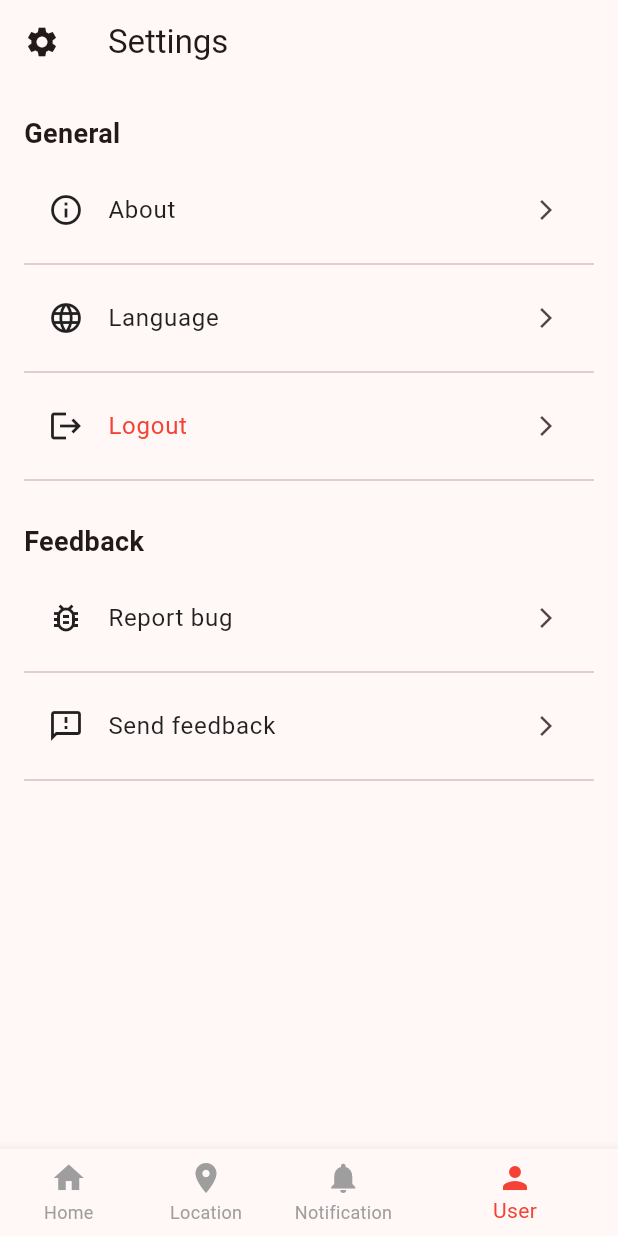
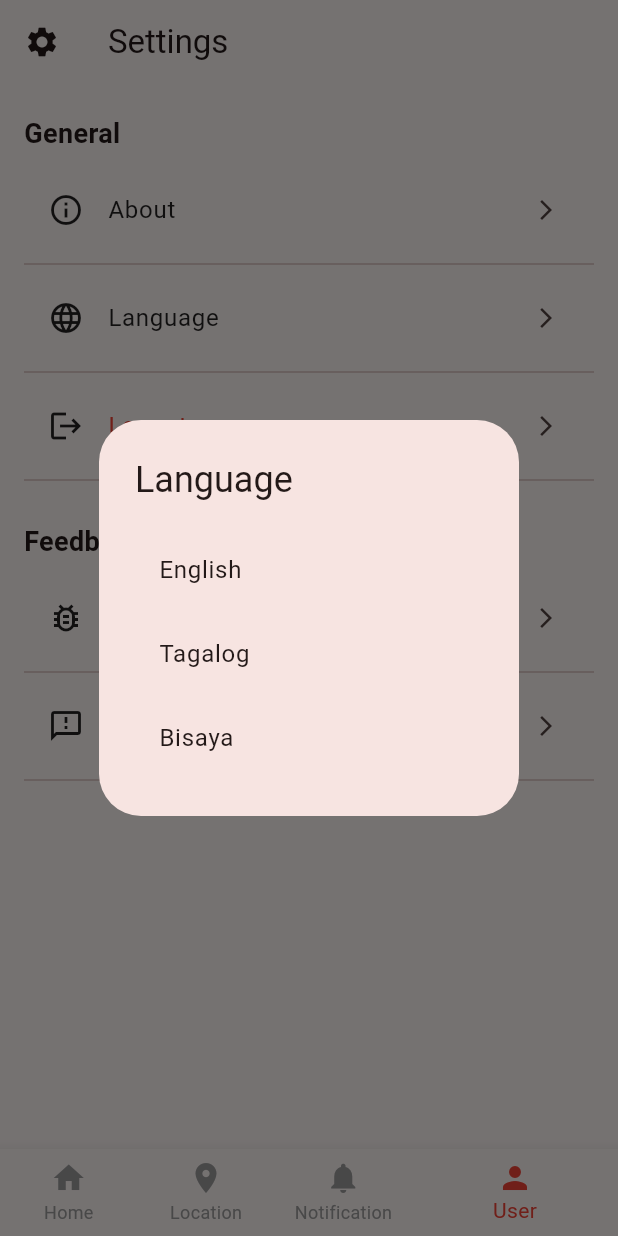
Before and after one commit to urkiddennn/evacuease, a Flutter app: the screen it shows after launch, after a tap on "Skip", after a tap on "Sign in with Google", after a tap on "Language", on a phone screen of 412 x 824 dp. Run offline on Flutter 3.47's test engine with Material 3 defaults, Android fonts, the phone set to English and light mode, and no system bars; our stand-ins replace connectivity_plus, firebase_auth, firebase_core, fl_chart, flutter_compass, flutter_local_notifications and 8 more; missing offline and left inert: bcrypt, tflite_flutter; accounts and stored records are empty; network calls fail.

Commit message:
update for language used

```diff
--- a/lib/Controllers/language.dart
+++ b/lib/Controllers/language.dart
@@ -26,6 +26,13 @@ class Language with ChangeNotifier {
       'user': 'User',
       'risk_area': 'Risk Area',
       'offline_risk_map': 'Offline Risk Map',
+      'starter': 'Starter',
+      'starter_message': 'Things to prepare when has disaster?',
+      'flood': 'Flood',
+      'tsunami': 'Tsunami',
+      'landslide': 'Landslide',
+      'earthquake': 'Earthquake',
+      'no_risk_areas': 'No risk areas available.',
     },
     'tl': {
       // Tagalog
@@ -42,6 +49,13 @@ class Language with ChangeNotifier {
       'user': 'Gumagamit',
       'risk_area': 'Lugar ng Panganib',
       'offline_risk_map': 'Offline na Mapa ng Panganib',
+      'starter': 'Panisimula',
+      'starter_message': 'Mga bagay na ihanda kapag may sakuna?',
+      'flood': 'Baha',
+      'tsunami': 'Tsunami',
+      'landslide': 'Pagguho ng Lupa',
+      'earthquake': 'Lindol',
+      'no_risk_areas': 'Walang mga lugar ng panganib na magagamit.',
     },
     'ceb': {
       // Bisaya (Cebuano)
@@ -58,6 +72,13 @@ class Language with ChangeNotifier {
       'user': 'Tiggamit',
       'risk_area': 'Lugar nga Delikado',
       'offline_risk_map': 'Offline nga Mapa sa Delikado',
+      'starter': 'Sugdan',
+      'starter_message': 'Mga butang nga iandam kung naay katalagman?',
+      'flood': 'Baha',
+      'tsunami': 'Tsunami',
+      'landslide': 'Lunop',
+      'earthquake': 'Linog',
+      'no_risk_areas': 'Walay mga lugar nga delikado nga magamit.',
     },
   };
 
@@ -75,4 +96,12 @@ class Language with ChangeNotifier {
   String get riskArea => translations[_currentLanguage]!['risk_area']!;
   String get offlineRiskMap =>
       translations[_currentLanguage]!['offline_risk_map']!;
+  String get starter => translations[_currentLanguage]!['starter']!;
+  String get starterMessage =>
+      translations[_currentLanguage]!['starter_message']!;
+  String get flood => translations[_currentLanguage]!['flood']!;
+  String get tsunami => translations[_currentLanguage]!['tsunami']!;
+  String get landslide => translations[_currentLanguage]!['landslide']!;
+  String get earthquake => translations[_currentLanguage]!['earthquake']!;
+  String get noRiskAreas => translations[_currentLanguage]!['no_risk_areas']!;
 }
--- a/lib/Views/Screens/Main/Home_screen.dart
+++ b/lib/Views/Screens/Main/Home_screen.dart
@@ -1,6 +1,8 @@
 import 'package:flutter/material.dart';
+import 'package:provider/provider.dart'; // Add this import
 import 'package:evacuease/Controllers/home_controller.dart';
 import 'package:evacuease/Models/home_model.dart';
+import '../../../Controllers/language.dart'; // Updated import path
 
 class HomeScreen extends StatefulWidget {
   const HomeScreen({super.key});
@@ -44,6 +46,7 @@ class _HomeScreenState extends State<HomeScreen> {
 
   @override
   Widget build(BuildContext context) {
+    final language = Provider.of<Language>(context); // Access Language provider
     print(
         "Risk Areas in UI: ${_controller.riskAreas.map((area) => area.name).toList()}");
     return SafeArea(
@@ -74,9 +77,8 @@ class _HomeScreenState extends State<HomeScreen> {
     return Container(
       width: double.infinity,
       constraints: BoxConstraints(
-        minHeight: 100, // Minimum height to avoid collapsing
-        maxHeight:
-            MediaQuery.of(context).size.height * 0.125, // Responsive max height
+        minHeight: 100,
+        maxHeight: MediaQuery.of(context).size.height * 0.125,
       ),
       alignment: Alignment.center,
       decoration: BoxDecoration(
@@ -110,9 +112,7 @@ class _HomeScreenState extends State<HomeScreen> {
     if (snapshot.hasData) {
       WeatherData weatherData = snapshot.data!;
       return Padding(
-        padding: const EdgeInsets.symmetric(
-            horizontal: 16,
-            vertical: 10), // Reduced padding for smaller screens
+        padding: const EdgeInsets.symmetric(horizontal: 16, vertical: 10),
         child: Row(
           mainAxisAlignment: MainAxisAlignment.spaceBetween,
           crossAxisAlignment: CrossAxisAlignment.center,
@@ -179,7 +179,7 @@ class _HomeScreenState extends State<HomeScreen> {
 
   Widget _buildWeatherSkeleton(BuildContext context) {
     return Padding(
-      padding: const EdgeInsets.all(16.0),
+      padding: const EdgeInsets.all(10.0),
       child: Row(
         mainAxisAlignment: MainAxisAlignment.spaceBetween,
         crossAxisAlignment: CrossAxisAlignment.center,
@@ -189,8 +189,7 @@ class _HomeScreenState extends State<HomeScreen> {
             crossAxisAlignment: CrossAxisAlignment.start,
             children: [
               Container(
-                width:
-                    MediaQuery.of(context).size.width * 0.4, // Responsive width
+                width: MediaQuery.of(context).size.width * 0.4,
                 height: 22,
                 color: Colors.grey[300],
               ),
@@ -230,6 +229,7 @@ class _HomeScreenState extends State<HomeScreen> {
 
   // Starter Section
   Widget _buildStarterSection(BuildContext context) {
+    final language = Provider.of<Language>(context);
     return Container(
       width: double.infinity,
       constraints: BoxConstraints(
@@ -259,14 +259,15 @@ class _HomeScreenState extends State<HomeScreen> {
                 mainAxisAlignment: MainAxisAlignment.center,
                 crossAxisAlignment: CrossAxisAlignment.start,
                 children: [
-                  const Text(
-                    "Starter",
-                    style: TextStyle(fontSize: 30, fontWeight: FontWeight.bold),
+                  Text(
+                    language.starter,
+                    style: const TextStyle(
+                        fontSize: 30, fontWeight: FontWeight.bold),
                     overflow: TextOverflow.ellipsis,
                   ),
                   Text(
-                    "Things to prepare when has disaster?",
-                    style: TextStyle(color: Colors.grey),
+                    language.starterMessage,
+                    style: const TextStyle(color: Colors.grey),
                     overflow: TextOverflow.ellipsis,
                   ),
                 ],
@@ -284,15 +285,16 @@ class _HomeScreenState extends State<HomeScreen> {
 
   // Risk Areas Section
   Widget _buildRiskAreaSection(BuildContext context) {
+    final language = Provider.of<Language>(context);
     if (_isLoading) {
       return Column(
         crossAxisAlignment: CrossAxisAlignment.start,
         children: [
-          const Align(
+          Align(
             alignment: Alignment.centerLeft,
             child: Text(
-              "Risk Area",
-              style: TextStyle(fontSize: 20, fontWeight: FontWeight.w600),
+              language.riskArea,
+              style: const TextStyle(fontSize: 20, fontWeight: FontWeight.w600),
             ),
           ),
           const SizedBox(height: 15),
@@ -310,19 +312,19 @@ class _HomeScreenState extends State<HomeScreen> {
       );
     }
     if (_controller.riskAreas.isEmpty) {
-      return const Text(
-        'No risk areas available.',
-        style: TextStyle(fontSize: 16, color: Colors.grey),
+      return Text(
+        language.noRiskAreas,
+        style: const TextStyle(fontSize: 16, color: Colors.grey),
       );
     }
 
     return Column(
       children: [
-        const Align(
+        Align(
           alignment: Alignment.centerLeft,
           child: Text(
-            "Risk Area",
-            style: TextStyle(fontSize: 20, fontWeight: FontWeight.w600),
+            language.riskArea,
+            style: const TextStyle(fontSize: 20, fontWeight: FontWeight.w600),
           ),
         ),
         const SizedBox(height: 15),
@@ -338,7 +340,7 @@ class _HomeScreenState extends State<HomeScreen> {
   Widget _buildSkeletonRiskAreaItem(BuildContext context) {
     return Container(
       width: double.infinity,
-      height: MediaQuery.of(context).size.height * 0.1, // Responsive height
+      height: MediaQuery.of(context).size.height * 0.1,
       decoration: const BoxDecoration(
         border: Border(bottom: BorderSide(color: Colors.grey, width: 1.0)),
       ),
@@ -431,14 +433,15 @@ class _HomeScreenState extends State<HomeScreen> {
 
   // Offline Risk Map Section
   Widget _buildOfflineRiskMapSection(BuildContext context) {
+    final language = Provider.of<Language>(context);
     return Column(
       crossAxisAlignment: CrossAxisAlignment.start,
       children: [
-        const Align(
+        Align(
           alignment: Alignment.centerLeft,
           child: Text(
-            "Offline Risk Map",
-            style: TextStyle(fontSize: 20, fontWeight: FontWeight.w600),
+            language.offlineRiskMap,
+            style: const TextStyle(fontSize: 20, fontWeight: FontWeight.w600),
           ),
         ),
         const SizedBox(height: 15),
@@ -448,13 +451,14 @@ class _HomeScreenState extends State<HomeScreen> {
             runSpacing: 10,
             alignment: WrapAlignment.center,
             children: [
-              _buildCategoryButton(context, "Flood", "assets/icons/flood.png"),
               _buildCategoryButton(
-                  context, "Tsunami", "assets/icons/weather.png"),
+                  context, language.flood, "assets/icons/flood.png"),
               _buildCategoryButton(
-                  context, "Landslide", "assets/icons/tape.png"),
+                  context, language.tsunami, "assets/icons/weather.png"),
               _buildCategoryButton(
-                  context, "Earthquake", "assets/icons/earthquake.png"),
+                  context, language.landslide, "assets/icons/tape.png"),
+              _buildCategoryButton(
+                  context, language.earthquake, "assets/icons/earthquake.png"),
             ],
           ),
         ),
@@ -465,7 +469,7 @@ class _HomeScreenState extends State<HomeScreen> {
   Widget _buildCategoryButton(
       BuildContext context, String label, String assetPath) {
     return Container(
-      width: MediaQuery.of(context).size.width * 0.18, // Responsive width
+      width: MediaQuery.of(context).size.width * 0.18,
       height: MediaQuery.of(context).size.width * 0.18,
       decoration: BoxDecoration(
         border: Border.all(color: Colors.red),
--- a/lib/Views/Screens/Main/user_screen.dart
+++ b/lib/Views/Screens/Main/user_screen.dart
@@ -5,19 +5,22 @@ import 'package:evacuease/Controllers/auth_provider/auth_provider.dart';
 import 'package:http/http.dart' as http;
 import 'dart:convert';
 import '../../../Models/feedback_model.dart' as Feedback;
+import '../../../Controllers/language.dart';
 
 class UserScreen extends StatelessWidget {
   const UserScreen({super.key});
 
   Future<void> _submitFeedback(BuildContext context, String type) async {
     final authProvider = Provider.of<AuthProviders>(context, listen: false);
+    final language = Provider.of<Language>(context, listen: false);
     final TextEditingController messageController = TextEditingController();
 
     showDialog(
       context: context,
       builder: (context) {
         return AlertDialog(
-          title: Text(type == 'bug' ? 'Report a Bug' : 'Send Feedback'),
+          title:
+              Text(type == 'bug' ? language.reportBug : language.sendFeedback),
           content: SingleChildScrollView(
             child: Column(
               mainAxisSize: MainAxisSize.min,
@@ -38,7 +41,7 @@ class UserScreen extends StatelessWidget {
           actions: [
             TextButton(
               onPressed: () => Navigator.pop(context),
-              child: const Text('Cancel'),
+              child: const Text('Cancel'), // Static for simplicity
             ),
             TextButton(
               onPressed: () async {
@@ -86,7 +89,7 @@ class UserScreen extends StatelessWidget {
 
                 Navigator.pop(context);
               },
-              child: const Text('Submit'),
+              child: const Text('Submit'), // Static for simplicity
             ),
           ],
         );
@@ -95,11 +98,12 @@ class UserScreen extends StatelessWidget {
   }
 
   void _showAboutDialog(BuildContext context) {
+    final language = Provider.of<Language>(context, listen: false);
     showDialog(
       context: context,
       builder: (context) {
         return AlertDialog(
-          title: const Text('About EvacuEase'),
+          title: Text(language.about),
           content: const SingleChildScrollView(
             child: Column(
               mainAxisSize: MainAxisSize.min,
@@ -138,13 +142,53 @@ class UserScreen extends StatelessWidget {
     );
   }
 
+  void _showLanguageDialog(BuildContext context) {
+    final languageProvider = Provider.of<Language>(context, listen: false);
+
+    showDialog(
+      context: context,
+      builder: (context) {
+        return AlertDialog(
+          title: Text(languageProvider.language),
+          content: Column(
+            mainAxisSize: MainAxisSize.min,
+            children: [
+              ListTile(
+                title: const Text('English'),
+                onTap: () {
+                  languageProvider.setLanguage('en');
+                  Navigator.pop(context);
+                },
+              ),
+              ListTile(
+                title: const Text('Tagalog'),
+                onTap: () {
+                  languageProvider.setLanguage('tl');
+                  Navigator.pop(context);
+                },
+              ),
+              ListTile(
+                title: const Text('Bisaya'),
+                onTap: () {
+                  languageProvider.setLanguage('ceb');
+                  Navigator.pop(context);
+                },
+              ),
+            ],
+          ),
+        );
+      },
+    );
+  }
+
   @override
   Widget build(BuildContext context) {
     final authProvider = Provider.of<AuthProviders>(context);
+    final language = Provider.of<Language>(context);
 
     return Scaffold(
       appBar: AppBar(
-        title: const Text("Settings"),
+        title: Text(language.settings),
         leading: IconButton(
           icon: const Icon(Icons.settings),
           onPressed: () {},
@@ -166,17 +210,17 @@ class UserScreen extends StatelessWidget {
               const SizedBox(height: 10),
               _buildListTile(
                 icon: Icons.info_outline,
-                title: "About",
+                title: language.about,
                 onTap: () => _showAboutDialog(context),
               ),
               _buildListTile(
                 icon: Icons.language_outlined,
-                title: "Language",
-                onTap: () {},
+                title: language.language,
+                onTap: () => _showLanguageDialog(context),
               ),
               _buildListTile(
                 icon: Icons.logout,
-                title: "Logout",
+                title: language.logout,
                 titleColor: Colors.red,
                 onTap: () async {
                   final authProvider =
@@ -197,12 +241,12 @@ class UserScreen extends StatelessWidget {
               const SizedBox(height: 10),
               _buildListTile(
                 icon: Icons.bug_report_outlined,
-                title: "Report bug",
+                title: language.reportBug,
                 onTap: () => _submitFeedback(context, 'bug'),
               ),
               _buildListTile(
                 icon: Icons.feedback_outlined,
-                title: "Send feedback",
+                title: language.sendFeedback,
                 onTap: () => _submitFeedback(context, 'feedback'),
               ),
             ],
--- a/lib/main.dart
+++ b/lib/main.dart
@@ -1,9 +1,10 @@
 import 'package:flutter/material.dart';
 import 'package:provider/provider.dart';
-import 'package:evacuease/Controllers/auth_provider/auth_provider.dart'; // Updated import
-import 'package:evacuease/routes/route_generator.dart'; // Import RouteGenerator
-import 'package:evacuease/routes/route_names.dart'; // Import RouteNames
+import 'package:evacuease/Controllers/auth_provider/auth_provider.dart';
+import 'package:evacuease/routes/route_generator.dart';
+import 'package:evacuease/routes/route_names.dart';
 import 'package:firebase_core/firebase_core.dart';
+import 'package:evacuease/Controllers/language.dart'; // Import the language file
 
 Future<void> main() async {
   WidgetsFlutterBinding.ensureInitialized();
@@ -18,9 +19,11 @@ class MyApp extends StatelessWidget {
 
   @override
   Widget build(BuildContext context) {
-    return ChangeNotifierProvider(
-      create: (context) =>
-          AuthProviders(), // Use the updated AuthProviders class
+    return MultiProvider(
+      providers: [
+        ChangeNotifierProvider(create: (context) => AuthProviders()),
+        ChangeNotifierProvider(create: (context) => Language()),
+      ],
       child: SafeArea(
         child: MaterialApp(
           debugShowCheckedModeBanner: false,
@@ -29,8 +32,8 @@ class MyApp extends StatelessWidget {
             colorScheme: ColorScheme.fromSeed(seedColor: Colors.red),
             useMaterial3: true,
           ),
-          initialRoute: RouteNames.loading, // Set initial route
-          onGenerateRoute: RouteGenerator.generateRoute, // Use RouteGenerator
+          initialRoute: RouteNames.loading,
+          onGenerateRoute: RouteGenerator.generateRoute,
         ),
       ),
     );
```
